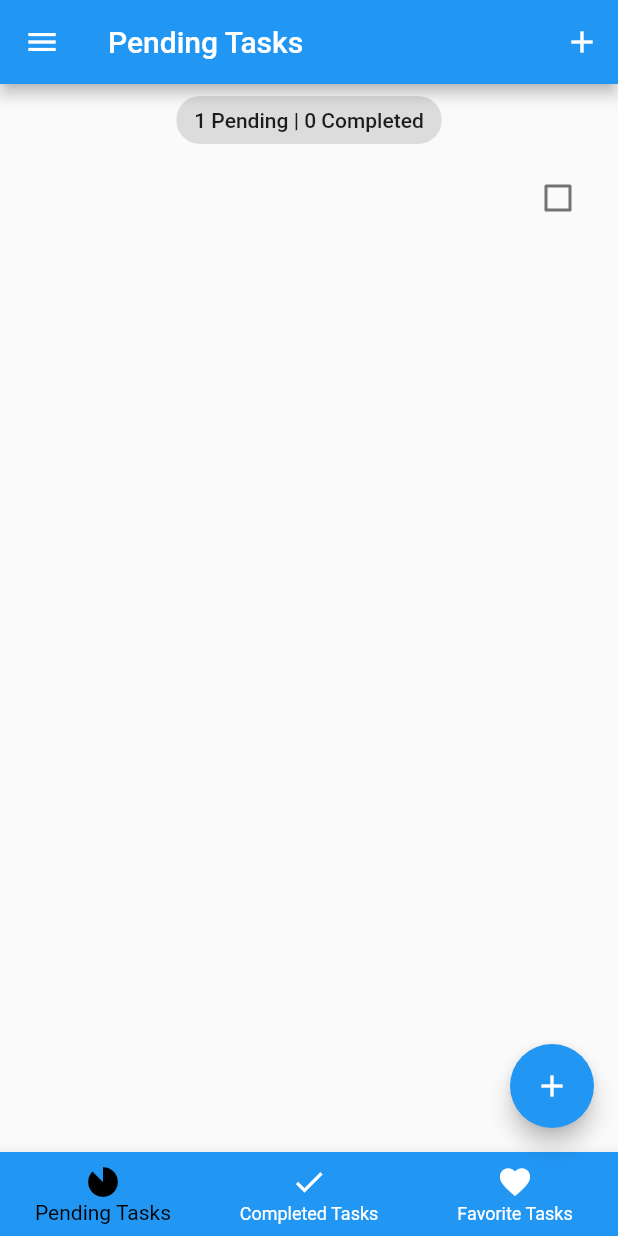
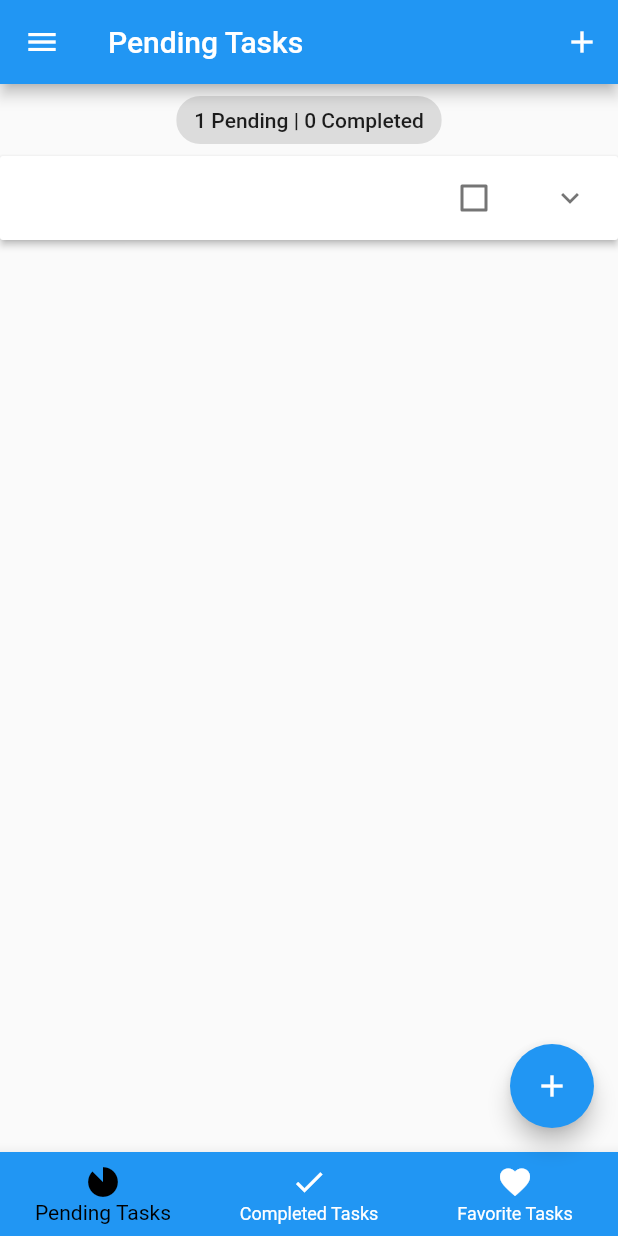
Before and after one commit to KhoiJJJ/Movie_App, a Flutter app: the AddTaskScreen widget shown alone on an empty page, opened directly, after a tap on "Add", on a phone screen of 412 x 824 dp. Run offline on Flutter 3.47's test engine with Material 2 defaults, Android fonts, the phone set to English and light mode, and no system bars; our stand-ins replace equatable, flutter_bloc, hydrated_bloc.

```diff
--- a/lib/models/task.dart
+++ b/lib/models/task.dart
@@ -4,23 +4,31 @@ import 'package:equatable/equatable.dart';
 
 class Task extends Equatable {
   final String title;
+  final String description;
   final String id;
   bool? isDone;
   bool? isDeleted;
 
-  Task({required this.title, required this.id, this.isDone, this.isDeleted}) {
+  Task(
+      {required this.title,
+      required this.description,
+      required this.id,
+      this.isDone,
+      this.isDeleted}) {
     isDone = isDone ?? false;
     isDeleted = isDeleted ?? false;
   }
 
   Task copyWith({
     String? title,
+    String? description,
     String? id,
     bool? isDone,
     bool? isDeleted,
   }) {
     return Task(
         title: title ?? this.title,
+        description: description ?? this.description,
         id: id ?? this.id,
         isDone: isDone ?? this.isDone,
         isDeleted: isDeleted ?? this.isDeleted);
@@ -29,6 +37,7 @@ class Task extends Equatable {
   Map<String, dynamic> toMap() {
     return <String, dynamic>{
       'title': title,
+      'description': description,
       'id': id,
       'isDone': isDone,
       'isDeleted': isDeleted,
@@ -38,6 +47,7 @@ class Task extends Equatable {
   factory Task.fromMap(Map<String, dynamic> map) {
     return Task(
       title: map['title'] ?? '',
+      description: map['description'] ?? '',
       isDone: map['isDone'],
       isDeleted: map['isDeleted'],
       id: map['id'] ?? '',
@@ -46,5 +56,5 @@ class Task extends Equatable {
 
   @override
   // TODO: implement props
-  List<Object?> get props => [title, id, isDone, isDeleted];
+  List<Object?> get props => [title, description, id, isDone, isDeleted];
 }
--- a/lib/screens/add_task_screen.dart
+++ b/lib/screens/add_task_screen.dart
@@ -12,6 +12,7 @@ class AddTaskScreen extends StatelessWidget {
   @override
   Widget build(BuildContext context) {
     TextEditingController titleController = TextEditingController();
+    TextEditingController descriptionController = TextEditingController();
 
     return Padding(
       padding: const EdgeInsets.all(20),
@@ -32,6 +33,19 @@ class AddTaskScreen extends StatelessWidget {
               border: OutlineInputBorder(),
             ),
           ),
+          const SizedBox(
+            height: 15,
+          ),
+          TextField(
+            autofocus: true,
+            controller: descriptionController,
+            minLines: 3,
+            maxLines: 5,
+            decoration: const InputDecoration(
+              label: Text('Description'),
+              border: OutlineInputBorder(),
+            ),
+          ),
           Row(
             mainAxisAlignment: MainAxisAlignment.spaceEvenly,
             children: [
@@ -41,7 +55,9 @@ class AddTaskScreen extends StatelessWidget {
               ElevatedButton(
                   onPressed: () {
                     var task = Task(
-                        title: titleController.text, id: GUIDGen.generate());
+                        title: titleController.text,
+                        description: descriptionController.text,
+                        id: GUIDGen.generate());
                     context.read<TaskBloc>().add(AddTask(task: task));
                     Navigator.pop(context);
                   },
--- a/lib/screens/tabs_screen.dart
+++ b/lib/screens/tabs_screen.dart
@@ -26,6 +26,7 @@ class _TabsScreenState extends State<TabsScreen> {
   void _addTask(BuildContext context) {
     showModalBottomSheet(
         context: context,
+        isScrollControlled: true,
         builder: (context) => SingleChildScrollView(
               child: Container(
                 padding: EdgeInsets.only(
--- a/lib/widgets/task_tile.dart
+++ b/lib/widgets/task_tile.dart
@@ -20,6 +20,7 @@ class TaskTile extends StatelessWidget {
   Widget build(BuildContext context) {
     return ListTile(
       title: Text(task.title,
+          overflow: TextOverflow.ellipsis,
           style: TextStyle(
               decoration: task.isDone! ? TextDecoration.lineThrough : null)),
       trailing: Checkbox(
--- a/lib/widgets/tasks_list.dart
+++ b/lib/widgets/tasks_list.dart
@@ -13,12 +13,31 @@ class TaskLists extends StatelessWidget {
   @override
   Widget build(BuildContext context) {
     return Expanded(
-      child: ListView.builder(
-          itemCount: taskList.length,
-          itemBuilder: (context, index) {
-            var task = taskList[index];
-            return TaskTile(task: task);
-          }),
+      child: SingleChildScrollView(
+        child: ExpansionPanelList.radio(
+          children: taskList
+              .map((task) => ExpansionPanelRadio(
+                  value: task.id,
+                  headerBuilder: (context, isOpen) => TaskTile(task: task),
+                  body: Padding(
+                    padding: const EdgeInsets.only(left: 15.0),
+                    child: Align(
+                      alignment: Alignment.centerLeft,
+                      child: SelectableText.rich(TextSpan(children: [
+                        const TextSpan(
+                            text: 'Text:\n',
+                            style: TextStyle(fontWeight: FontWeight.bold)),
+                        TextSpan(text: task.title),
+                        const TextSpan(
+                            text: '\n\nDescription:\n',
+                            style: TextStyle(fontWeight: FontWeight.bold)),
+                        TextSpan(text: task.description),
+                      ])),
+                    ),
+                  )))
+              .toList(),
+        ),
+      ),
     );
   }
 }
```
